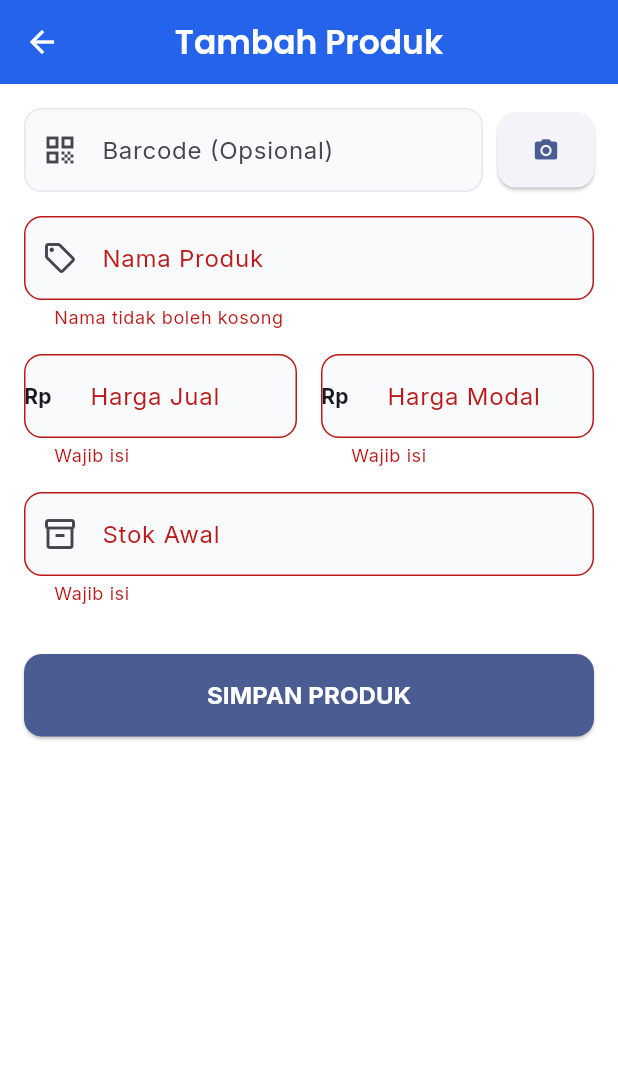
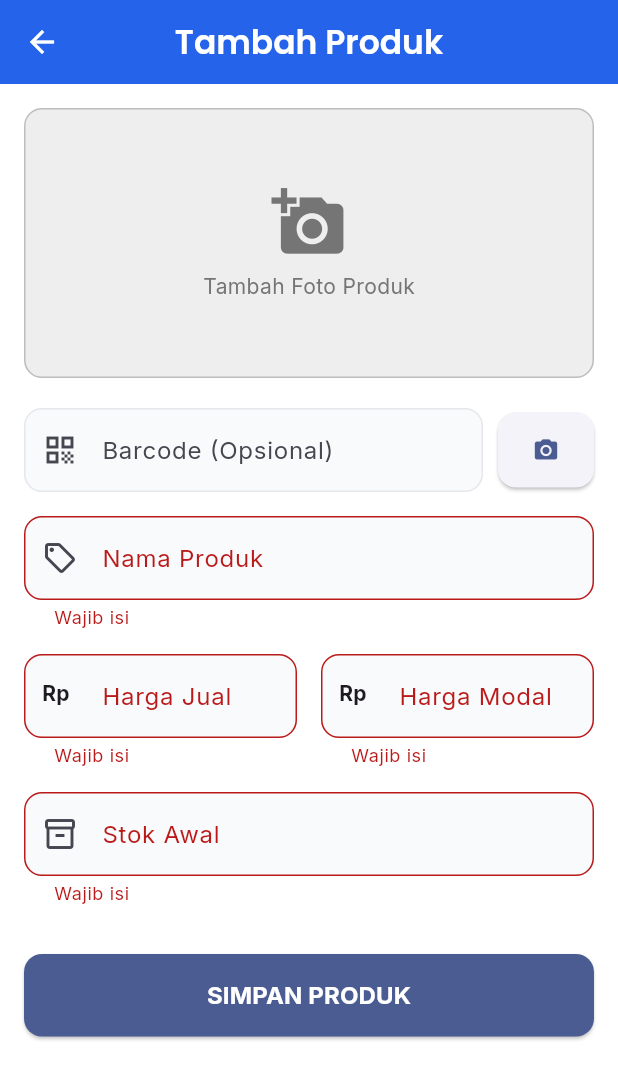
Before and after one commit to ezz001-dev/kasir-offline-gratis, a Flutter app: the AddProductScreen screen opened directly, after a tap on "SIMPAN PRODUK", on a phone screen of 412 x 824 dp. Shown: the top 1079 px of the screen. Run offline on Flutter 3.47's test engine with Material 3 defaults, Android fonts, the phone set to English and light mode, and no system bars; our stand-ins replace fl_chart, google_fonts, image_picker, sqflite; missing offline and left inert: esc_pos_utils, mobile_scanner, print_bluetooth_thermal; accounts and stored records are empty.

Commit message:
update image product

```diff
--- a/lib/models/product_model.dart
+++ b/lib/models/product_model.dart
@@ -1,10 +1,11 @@
 class Product {
   final int? id;
-  final String? barcode; // Kode Barcode (bisa null jika produk manual)
+  final String? barcode;
   final String name;
-  final int price; // Harga Jual
-  final int costPrice; // Harga Modal (untuk laporan laba)
+  final int price;
+  final int costPrice;
   final int stock;
+  final String? imagePath; // <-- Field Baru
 
   Product({
     this.id,
@@ -13,19 +14,19 @@ class Product {
     required this.price,
     required this.costPrice,
     required this.stock,
+    this.imagePath, // <-- Tambahkan di constructor
   });
 
-  // Konversi dari Map (Database) ke Object Dart
   factory Product.fromMap(Map<String, dynamic> json) => Product(
     id: json['id'],
     barcode: json['barcode'],
     name: json['name'],
     price: json['price'],
-    costPrice: json['cost_price'] ?? 0, // Default 0 jika null
+    costPrice: json['cost_price'] ?? 0,
     stock: json['stock'],
+    imagePath: json['image_path'], // <-- Mapping dari DB
   );
 
-  // Konversi dari Object Dart ke Map (untuk disimpan ke Database)
   Map<String, dynamic> toMap() {
     return {
       'id': id,
@@ -34,6 +35,7 @@ class Product {
       'price': price,
       'cost_price': costPrice,
       'stock': stock,
+      'image_path': imagePath, // <-- Mapping ke DB
     };
   }
 }
--- a/lib/screens/add_product_screen.dart
+++ b/lib/screens/add_product_screen.dart
@@ -1,11 +1,15 @@
+import 'dart:io';
 import 'package:flutter/material.dart';
 import 'package:provider/provider.dart';
+import 'package:image_picker/image_picker.dart';
+import 'package:path_provider/path_provider.dart';
+import 'package:path/path.dart' as path;
 import '../models/product_model.dart';
 import '../providers/product_provider.dart';
 import '../widgets/barcode_scanner_simple.dart';
 
 class AddProductScreen extends StatefulWidget {
-  final Product? product; // Jika null = Mode Tambah, Jika ada = Mode Edit
+  final Product? product;
 
   const AddProductScreen({super.key, this.product});
 
@@ -16,24 +20,111 @@ class AddProductScreen extends StatefulWidget {
 class _AddProductScreenState extends State<AddProductScreen> {
   final _formKey = GlobalKey<FormState>();
 
-  // Controllers
   final _nameController = TextEditingController();
   final _barcodeController = TextEditingController();
   final _priceController = TextEditingController();
   final _costController = TextEditingController();
   final _stockController = TextEditingController();
 
+  File? _selectedImage; // Menyimpan file gambar yang dipilih sementara
+
   @override
   void initState() {
     super.initState();
-    // Jika mode edit, isi form dengan data lama
     if (widget.product != null) {
       _nameController.text = widget.product!.name;
       _barcodeController.text = widget.product!.barcode ?? '';
       _priceController.text = widget.product!.price.toString();
       _costController.text = widget.product!.costPrice.toString();
       _stockController.text = widget.product!.stock.toString();
+
+      // Load gambar existing
+      if (widget.product!.imagePath != null) {
+        _selectedImage = File(widget.product!.imagePath!);
+      }
     }
+  }
+
+  // Fungsi Pilih Gambar
+  Future<void> _pickImage(ImageSource source) async {
+    final picker = ImagePicker();
+    final pickedFile = await picker.pickImage(
+      source: source,
+      maxWidth: 600,
+    ); // Compress size
+
+    if (pickedFile != null) {
+      setState(() {
+        _selectedImage = File(pickedFile.path);
+      });
+    }
+  }
+
+  // Fungsi Simpan Gambar ke Direktori Aplikasi (Supaya permanen)
+  Future<String?> _saveImagePermanent(File imageFile) async {
+    try {
+      final appDir = await getApplicationDocumentsDirectory();
+      final fileName = path.basename(imageFile.path);
+      final savedImage = await imageFile.copy('${appDir.path}/$fileName');
+      return savedImage.path;
+    } catch (e) {
+      debugPrint("Gagal simpan gambar: $e");
+      return null;
+    }
+  }
+
+  void _saveProduct() async {
+    if (_formKey.currentState!.validate()) {
+      String? savedImagePath;
+
+      // Logic simpan gambar jika ada perubahan
+      if (_selectedImage != null) {
+        // Cek apakah gambar baru atau lama
+        // Jika path gambar sama dengan yang di DB, tidak perlu save ulang
+        if (widget.product?.imagePath != _selectedImage!.path) {
+          savedImagePath = await _saveImagePermanent(_selectedImage!);
+        } else {
+          savedImagePath = _selectedImage!.path;
+        }
+      }
+
+      final newProduct = Product(
+        id: widget.product?.id,
+        name: _nameController.text,
+        barcode: _barcodeController.text.isEmpty
+            ? null
+            : _barcodeController.text,
+        price: int.parse(_priceController.text),
+        costPrice: int.parse(_costController.text),
+        stock: int.parse(_stockController.text),
+        imagePath: savedImagePath, // Path gambar disimpan di DB
+      );
+
+      final provider = Provider.of<ProductProvider>(context, listen: false);
+
+      if (widget.product == null) {
+        await provider.addProduct(newProduct);
+      } else {
+        await provider.editProduct(newProduct);
+      }
+
+      if (mounted) {
+        Navigator.pop(context);
+        ScaffoldMessenger.of(context).showSnackBar(
+          const SnackBar(content: Text('Produk berhasil disimpan')),
+        );
+      }
+    }
+  }
+
+  // ... (Scan Barcode & Dispose methods sama seperti sebelumnya)
+  Future<void> _scanBarcode() async {
+    final scannedCode = await Navigator.push(
+      context,
+      MaterialPageRoute(builder: (context) => const SimpleBarcodeScannerPage()),
+    );
+    if (scannedCode != null)
+      setState(() => _barcodeController.text = scannedCode);
   }
 
   @override
@@ -44,55 +135,6 @@ class _AddProductScreenState extends State<AddProductScreen> {
     _costController.dispose();
     _stockController.dispose();
     super.dispose();
-  }
-
-  // Fungsi Scan Barcode
-  Future<void> _scanBarcode() async {
-    final scannedCode = await Navigator.push(
-      context,
-      MaterialPageRoute(builder: (context) => const SimpleBarcodeScannerPage()),
-    );
-
-    if (scannedCode != null) {
-      setState(() {
-        _barcodeController.text = scannedCode;
-      });
-    }
-  }
-
-  // Fungsi Simpan
-  void _saveProduct() {
-    if (_formKey.currentState!.validate()) {
-      final name = _nameController.text;
-      final barcode = _barcodeController.text.isEmpty
-          ? null
-          : _barcodeController.text;
-      final price = int.parse(_priceController.text);
-      final costPrice = int.parse(_costController.text);
-      final stock = int.parse(_stockController.text);
-
-      final newProduct = Product(
-        id: widget.product?.id, // Null jika tambah baru
-        name: name,
-        barcode: barcode,
-        price: price,
-        costPrice: costPrice,
-        stock: stock,
-      );
-
-      final provider = Provider.of<ProductProvider>(context, listen: false);
-
-      if (widget.product == null) {
-        provider.addProduct(newProduct);
-      } else {
-        provider.editProduct(newProduct);
-      }
-
-      Navigator.pop(context); // Kembali ke list
-      ScaffoldMessenger.of(
-        context,
-      ).showSnackBar(const SnackBar(content: Text('Produk berhasil disimpan')));
-    }
   }
 
   @override
@@ -108,7 +150,71 @@ class _AddProductScreenState extends State<AddProductScreen> {
           child: Column(
             crossAxisAlignment: CrossAxisAlignment.stretch,
             children: [
-              // --- Barcode Section ---
+              // --- Image Picker Area ---
+              GestureDetector(
+                onTap: () {
+                  showModalBottomSheet(
+                    context: context,
+                    builder: (ctx) => SafeArea(
+                      child: Column(
+                        mainAxisSize: MainAxisSize.min,
+                        children: [
+                          ListTile(
+                            leading: const Icon(Icons.camera_alt),
+                            title: const Text('Ambil Foto (Kamera)'),
+                            onTap: () {
+                              Navigator.pop(ctx);
+                              _pickImage(ImageSource.camera);
+                            },
+                          ),
+                          ListTile(
+                            leading: const Icon(Icons.photo_library),
+                            title: const Text('Pilih dari Galeri'),
+                            onTap: () {
+                              Navigator.pop(ctx);
+                              _pickImage(ImageSource.gallery);
+                            },
+                          ),
+                        ],
+                      ),
+                    ),
+                  );
+                },
+                child: Container(
+                  height: 180,
+                  decoration: BoxDecoration(
+                    color: Colors.grey.shade200,
+                    borderRadius: BorderRadius.circular(12),
+                    border: Border.all(color: Colors.grey.shade400),
+                    image: _selectedImage != null
+                        ? DecorationImage(
+                            image: FileImage(_selectedImage!),
+                            fit: BoxFit.cover,
+                          )
+                        : null,
+                  ),
+                  child: _selectedImage == null
+                      ? Column(
+                          mainAxisAlignment: MainAxisAlignment.center,
+                          children: [
+                            Icon(
+                              Icons.add_a_photo,
+                              size: 50,
+                              color: Colors.grey.shade600,
+                            ),
+                            const SizedBox(height: 8),
+                            Text(
+                              "Tambah Foto Produk",
+                              style: TextStyle(color: Colors.grey.shade600),
+                            ),
+                          ],
+                        )
+                      : null,
+                ),
+              ),
+              const SizedBox(height: 20),
+
+              // --- Barcode ---
               Row(
                 children: [
                   Expanded(
@@ -135,15 +241,13 @@ class _AddProductScreenState extends State<AddProductScreen> {
               ),
               const SizedBox(height: 16),
 
-              // --- Product Details ---
               TextFormField(
                 controller: _nameController,
                 decoration: const InputDecoration(
                   labelText: 'Nama Produk',
                   prefixIcon: Icon(Icons.local_offer_outlined),
                 ),
-                validator: (value) =>
-                    value!.isEmpty ? 'Nama tidak boleh kosong' : null,
+                validator: (value) => value!.isEmpty ? 'Wajib isi' : null,
               ),
               const SizedBox(height: 16),
 
@@ -155,13 +259,12 @@ class _AddProductScreenState extends State<AddProductScreen> {
                       keyboardType: TextInputType.number,
                       decoration: const InputDecoration(
                         labelText: 'Harga Jual',
-                        prefixIcon: Text(
-                          "Rp ",
-                          style: TextStyle(fontWeight: FontWeight.bold),
-                        ),
-                        prefixIconConstraints: BoxConstraints(
-                          minWidth: 40,
-                          minHeight: 0,
+                        prefixIcon: Padding(
+                          padding: EdgeInsets.all(12),
+                          child: Text(
+                            "Rp",
+                            style: TextStyle(fontWeight: FontWeight.bold),
+                          ),
                         ),
                       ),
                       validator: (value) => value!.isEmpty ? 'Wajib isi' : null,
@@ -174,13 +277,12 @@ class _AddProductScreenState extends State<AddProductScreen> {
                       keyboardType: TextInputType.number,
                       decoration: const InputDecoration(
                         labelText: 'Harga Modal',
-                        prefixIcon: Text(
-                          "Rp ",
-                          style: TextStyle(fontWeight: FontWeight.bold),
-                        ),
-                        prefixIconConstraints: BoxConstraints(
-                          minWidth: 40,
-                          minHeight: 0,
+                        prefixIcon: Padding(
+                          padding: EdgeInsets.all(12),
+                          child: Text(
+                            "Rp",
+                            style: TextStyle(fontWeight: FontWeight.bold),
+                          ),
                         ),
                       ),
                       validator: (value) => value!.isEmpty ? 'Wajib isi' : null,
@@ -201,7 +303,6 @@ class _AddProductScreenState extends State<AddProductScreen> {
               ),
               const SizedBox(height: 32),
 
-              // --- Save Button ---
               ElevatedButton(
                 onPressed: _saveProduct,
                 style: ElevatedButton.styleFrom(
--- a/pubspec.yaml
+++ b/pubspec.yaml
@@ -52,6 +52,9 @@ dependencies:
   print_bluetooth_thermal: ^1.1.1 # Library pengganti
   esc_pos_utils: ^1.1.0        # (Opsional: Untuk format struk)
 
+  image_picker: ^1.0.7  # Untuk ambil gambar
+  path_provider: ^2.1.2 # Untuk simpan gambar ke folder aplikasi
+
 dev_dependencies:
   flutter_test:
     sdk: flutter
```
Also changed, not shown: lib/database/db_helper.dart (+25 -25 lines), lib/screens/product_list_screen.dart (+24 -12 lines), pubspec.lock, 5 other files.
